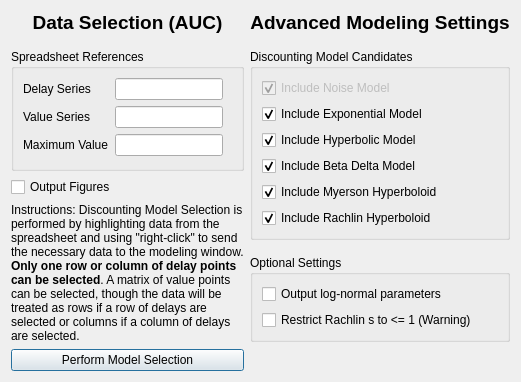
Above: discountingmodelselectionareadialog.ui from miyamot0/ModelSelectorQt before the change. Below: the same form after it.
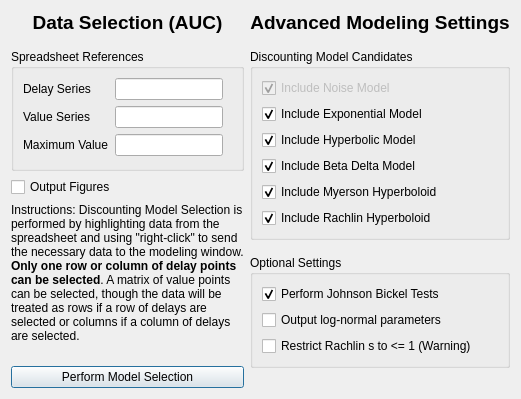
That is the form after the change.

```diff
--- a/discountingmodelselectionareadialog.ui
+++ b/discountingmodelselectionareadialog.ui
@@ -341,6 +341,16 @@
           <property name="sizeConstraint">
            <enum>QLayout::SetDefaultConstraint</enum>
           </property>
+          <item>
+           <widget class="QCheckBox" name="checkBoxJohnson">
+            <property name="text">
+             <string>Perform Johnson Bickel Tests</string>
+            </property>
+            <property name="checked">
+             <bool>true</bool>
+            </property>
+           </widget>
+          </item>
           <item>
            <widget class="QCheckBox" name="checkBoxLog">
             <property name="text">
```
